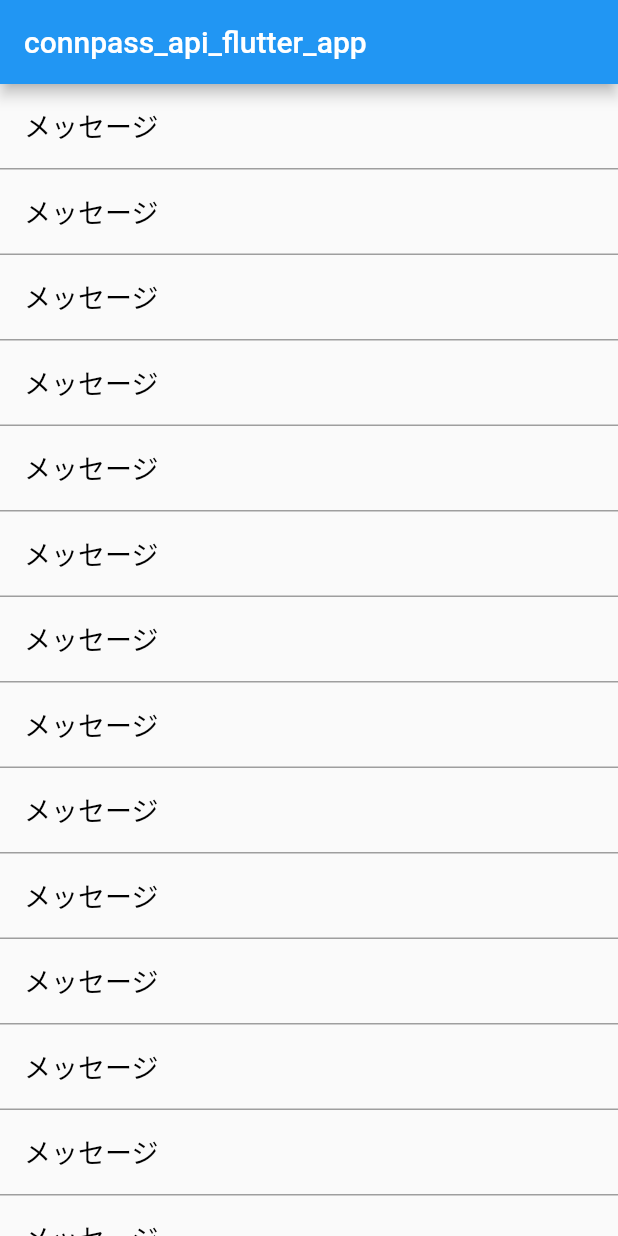
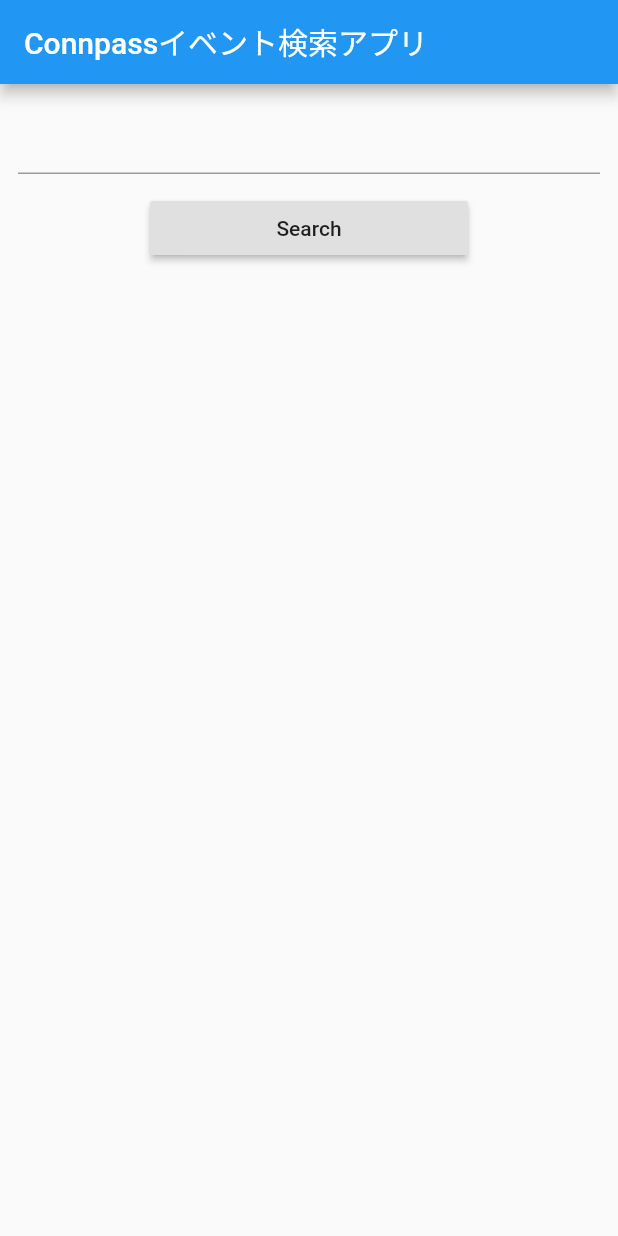
Before and after one commit to selfstudymaster/connpass_api_flutter_app, a Flutter app: the screen it shows after launch, on a phone screen of 412 x 824 dp. Run offline on Flutter 3.47's test engine with Material 2 defaults, Android fonts, the phone set to English and light mode, and no system bars.

Commit message:
Edit 4 dart.files and 1 yaml file

```diff
--- a/connpass_api_flutter_app/lib/main.dart
+++ b/connpass_api_flutter_app/lib/main.dart
@@ -1,227 +1,173 @@
+import 'dart:convert';
+
+import 'package:connpass_api_flutter_app/detail.dart';
+import 'package:connpass_api_flutter_app/model/connpass_model.dart';
+import 'package:connpass_api_flutter_app/model/event_model.dart';
 import 'package:flutter/material.dart';
+import 'package:http/http.dart' as http;
 
 void main() {
   runApp(MyApp());
 }
-// 事前に出力するデータが揃ってる場合その1
-/*
+
 class MyApp extends StatelessWidget {
+  // This widget is the root of your application.
   @override
   Widget build(BuildContext context) {
-    // 出力するデータを記述
-    const data = [
-      Text("item0"),Text("item1"),Text("item2"),Text("item3"),Text("item4"),
-    ];
-    // 上記データを出力
     return MaterialApp(
-      home: Scaffold(
-        body: ListView(
-            // dataを呼び出すchildrenは必須
-            children: data
+      title: 'Connpass API App',
+      theme: ThemeData(
+        primarySwatch: Colors.blue,
+        visualDensity: VisualDensity.adaptivePlatformDensity,
+      ),
+      home: MyHomePage(title: 'Connpassイベント検索アプリ'),
+    );
+  }
+}
+
+// ここから先はもう別ファイルにして、main.dartを極力小さくする。
+// main.dartは基本的には初期化のことだけ記述する。
+class MyHomePage extends StatefulWidget {
+  MyHomePage({Key key, this.title}) : super(key: key);
+
+  final String title;
+
+  @override
+  _MyHomePageState createState() => _MyHomePageState();
+}
+
+class _MyHomePageState extends State<MyHomePage> {
+  var _controller = TextEditingController();
+  var _repository = new ConnpassRepository();
+
+  @override
+  Widget build(BuildContext context) {
+    return Scaffold(
+      appBar: AppBar(
+        title: Text(widget.title),
+      ),
+      body: Center(
+        child: ListView(
+          children: <Widget>[
+            _searchInput(),
+            _searchCount(),
+            _searchResult(),
+          ],
+        ),
+      ),
+    );
+  }
+
+  // ListViewで返すよりも、明示的に書いたほうがいい
+  Widget _searchInput() {
+    return ListView(
+      shrinkWrap: true,
+      physics: NeverScrollableScrollPhysics(),
+      children: <Widget>[
+        Container(
+          // ふたつくらいならContainerよりColumnくらいでいい
+          child: Padding(
+            padding: EdgeInsets.all(12.0),
+            child: TextField(
+              decoration: InputDecoration(),
+              controller: _controller,
+            ),
+          ),
+        ),
+        Container(
+          // Dart公式的には .0が0だったら書かない
+          padding: EdgeInsets.fromLTRB(100.0, 0.0, 100.0, 0.0),
+          child: RaisedButton(
+            child: const Text('Search'),
+            onPressed: _search,
+          ),
+        ),
+      ],
+    );
+  }
+
+  void _search() {
+    _getRepository(_controller.text).then((repository) {
+      setState(() {
+        _repository = repository;
+      });
+    });
+  }
+
+  // Future{}は検索結果を取得するコード
+  // MVCのCに当たるでの, このファイル自体はVに当たるため別ファイルに分けてReposityディレクトリに入れる
+  // ConnpassRepositoryをModelにかえる
+  Future<ConnpassRepository> _getRepository(String searchWord) async {
+    final response = await http.get(
+        'https://connpass.com/api/v1/event/?count=100&order=1&keyword=' +
+            searchWord);
+    if (response.statusCode == 200) {
+      final parsed = json.decode(response.body).cast<String, dynamic>();
+      ConnpassRepository repository = ConnpassRepository.fromJson(parsed);
+      return repository;
+    } else {
+      throw Exception('Fail to search repository');
+    }
+  }
+
+  Widget _searchCount() {
+    if (_repository.resultsReturned == null) {
+      return Container();
+    } else if (_repository.resultsReturned < 100) {
+      return Padding(
+          padding: EdgeInsets.all(12.0),
+          child:
+              // + で連結するよりも、
+              // `検索結果は${_repository.resultsReturned.toString()}件です。`
+              Text('検索結果は' + _repository.resultsReturned.toString() + '件です。'));
+    } else {
+      return Padding(
+        padding: EdgeInsets.all(12.0),
+        // 2行にわけた理由は「見た目に合わせる意図」だが1行にしていい。
+        child: Text('件数が多すぎるため全件を表示できません。\n'
+            '上限である100件を表示しています。'),
+      );
+    }
+  }
+
+  Widget _searchResult() {
+    return ListView.builder(
+      shrinkWrap: true,
+      physics: NeverScrollableScrollPhysics(),
+      itemBuilder: (BuildContext context, int index) {
+        if (_repository.events != null) {
+          final EventRepository event = _repository.events[index];
+          return _resultCard(event);
+        } else {
+          return null;
+        }
+      },
+      itemCount: _repository.resultsReturned,
+    );
+  }
+
+  Widget _resultCard(EventRepository eventRepository) {
+    return Card(
+      // CardでInkwell使うとタップしたときに波紋が出てユーザーがわかりやすい
+      child: InkWell(
+        onTap: () {
+          // pushNameでスラッシュフォームド等の名前にしてすぐHomeに戻せるようにする
+          Navigator.push(
+              context,
+              MaterialPageRoute(
+                builder: (context) => Detail(event: eventRepository),
+              ));
+        },
+        child: Column(
+          crossAxisAlignment: CrossAxisAlignment.start,
+          children: <Widget>[
+            Padding(
+              padding: EdgeInsets.all(12.0),
+              child: Text(eventRepository.title),
+            )
+          ],
         ),
       ),
     );
   }
 }
-*/
-
-// 事前に出力するデータが揃ってる場合その2
-/*
-class MyApp extends StatelessWidget {
-  @override
-  Widget build(BuildContext context) {
-    return MaterialApp(
-      home: Scaffold(
-        appBar: AppBar(
-          title: Text('ListView'),
-        ),
-        body: ListView(
-            // 事前にWidgetの一覧を作成しておくchildren必須
-            children: [
-              _menuItem("メニュー1", Icon(Icons.settings)),
-              _menuItem("メニュー2", Icon(Icons.map)),
-              _menuItem("メニュー3", Icon(Icons.room)),
-              _menuItem("メニュー4", Icon(Icons.local_shipping)),
-              _menuItem("メニュー5", Icon(Icons.airplanemode_active)),
-            ]
-        ),
-      ),
-    );
-  }
-  Widget _menuItem(String title, Icon icon) {
-    return Container(
-      decoration: new BoxDecoration(
-          border: new Border(bottom: BorderSide(width: 1.0, color: Colors.grey))
-      ),
-      child:ListTile(
-        leading: icon,
-        title: Text(
-          title,
-          style: TextStyle(
-              color:Colors.black,
-              fontSize: 18.0
-          ),
-        ),
-        onTap: () {
-          print("onTap called.");
-        }, // タップ
-        onLongPress: () {
-          print("onLongPress called.");
-        }, // 長押し
-      ),
-    );
-  }
-}
-*/
-
-// 表示する要素が事前にわからない場合 ListView.builder
-
-class MyApp extends StatelessWidget {
-  @override
-  Widget build(BuildContext context) {
-    var list = [
-      "メッセージ",
-      "メッセージ",
-      "メッセージ",
-      "メッセージ",
-      "メッセージ",
-    ];
-    return MaterialApp(
-        home: Scaffold(
-            appBar: AppBar(
-              title: Text('connpass_api_flutter_app'),
-            ),
-            body: ListView.builder(
-              itemBuilder: (BuildContext context, int index) {
-                if (index >= list.length) {
-                  list.addAll([
-                    "メッセージ",
-                    "メッセージ",
-                    "メッセージ",
-                    "メッセージ",
-                  ]);
-                }
-                return _messageItem(list[index]);
-              },
-            )));
-  }
-
-  Widget _messageItem(String title) {
-    return Container(
-      decoration: new BoxDecoration(
-          border:
-              new Border(bottom: BorderSide(width: 1.0, color: Colors.grey))),
-      child: ListTile(
-        title: Text(
-          title,
-          style: TextStyle(color: Colors.black, fontSize: 18.0),
-        ),
-        onTap: () {
-          print("onTap called.");
-        }, // タップ
-        onLongPress: () {
-          print("onLongTap called.");
-        }, // 長押し
-      ),
-    );
-  }
-}
-
-// ListView.separated
-// 表示する要素が事前にわかっており、一行ごとに何か要素を差し込みたい場合に利用
-/*
-class MyApp extends StatelessWidget {
-  @override
-  Widget build(BuildContext context) {
-    var list = ["メッセージ", "メッセージ", "メッセージ", "メッセージ", "メッセージ","メッセージ","メッセージ","メッセージ",];
-    return MaterialApp(
-        home: Scaffold(
-            appBar: AppBar(
-              title: Text('ListView'),
-            ),
-            body: ListView.separated(
-              itemBuilder: (BuildContext context, int index) {
-                return _messageItem(list[index]);
-              },
-              separatorBuilder: (BuildContext context, int index) {
-                return separatorItem();
-              },
-              itemCount: list.length,
-            )
-        )
-    );
-  }
-  Widget separatorItem() {
-    return Container(
-      height: 10,
-      color: Colors.orange,
-    );
-  }
-  Widget _messageItem(String title) {
-    return Container(
-      decoration: new BoxDecoration(
-          border: new Border(bottom: BorderSide(width: 1.0, color: Colors.grey))
-      ),
-      child:ListTile(
-        title: Text(
-          title,
-          style: TextStyle(
-              color:Colors.black,
-              fontSize: 18.0
-          ),
-        ),
-        onTap: () {
-          print("onTap called.");
-        }, // タップ
-        onLongPress: () {
-          print("onLongTap called.");
-        }, // 長押し
-      ),
-    );
-  }
-}
-*/
-
-/*
-// ScrollDirection
-// スクロールの方向を変える
-class MyApp extends StatelessWidget {
-  @override
-  Widget build(BuildContext context) {
-    var list = ["0","1","2","3","4","5","6","7","8","9"];
-    return MaterialApp(
-        home: Scaffold(
-            appBar: AppBar(
-              title: Text('ListView'),
-            ),
-            body: ListView.builder(
-              scrollDirection: Axis.horizontal,
-              itemBuilder: (BuildContext context, int index) {
-                if (index >= list.length) {
-                  list.addAll(["0","1","2","3","4","5","6","7","8","9",]);
-                }
-                return _messageItem(list[index]);
-              },
-            )
-        )
-    );
-  }
-  Widget _messageItem(String title) {
-    return Container(
-        width: 100,
-        decoration: new BoxDecoration(
-            border: new Border(right: BorderSide(width: 1.0, color: Colors.grey))
-        ),
-        child:Center(
-          child:Text(
-            title,
-            style: TextStyle(
-                color:Colors.black,
-                fontSize: 20.0
-            ),
-          ),
-        )
-    );
-  }
-}
-*/
--- a/connpass_api_flutter_app/lib/model/connpass_model.dart
+++ b/connpass_api_flutter_app/lib/model/connpass_model.dart
@@ -0,0 +1,27 @@
+// connpass_model.dartにしてMODELディレクトリに入れる
+import 'package:connpass_api_flutter_app/model/event_model.dart';
+
+class ConnpassRepository {
+  final int resultsReturned;
+  final int resultsAvailable;
+  final int resultsStart;
+  final List<EventRepository> events;
+
+  ConnpassRepository(
+      {this.resultsReturned,
+      this.resultsAvailable,
+      this.resultsStart,
+      this.events});
+
+  factory ConnpassRepository.fromJson(Map<String, dynamic> json) {
+    return ConnpassRepository(
+        resultsReturned: json['results_returned'],
+        resultsAvailable: json['results_available'],
+        resultsStart: json['results_start'],
+        events: json['events'] != null
+            ? json['events']
+                .map<EventRepository>((e) => EventRepository.fromJson(e))
+                .toList()
+            : null);
+  }
+}
--- a/connpass_api_flutter_app/lib/model/event_model.dart
+++ b/connpass_api_flutter_app/lib/model/event_model.dart
@@ -0,0 +1,62 @@
+// event_model.dartにしてMODELディレクトリに入れる
+class EventRepository {
+  final int eventId;
+  final String title;
+  final String catchMessage;
+  final String description;
+  final String eventUrl;
+  final String hashTag;
+  final String startedAt;
+  final String endedAt;
+  final int limit;
+  final String eventType;
+  final String address;
+  final String place;
+
+  EventRepository({
+    this.eventId,
+    this.title,
+    this.catchMessage,
+    this.description,
+    this.eventUrl,
+    this.hashTag,
+    this.startedAt,
+    this.endedAt,
+    this.limit,
+    this.eventType,
+    this.address,
+    this.place,
+  });
+
+  factory EventRepository.fromJson(Map<String, dynamic> json) {
+    return EventRepository(
+      eventId: json['event_id'],
+      title: json['title'],
+      catchMessage: json['catch'],
+      description: json['description'],
+      eventUrl: json['event_url'],
+      hashTag: json['hash_tag'],
+      startedAt: json['started_at'],
+      endedAt: json['ended_at'],
+      limit: json['limit'],
+      eventType: json['event_type'],
+      address: json['address'],
+      place: json['place'],
+    );
+  }
+
+  Map<String, dynamic> toJson() => {
+        'event_id': eventId,
+        'title': title,
+        'catch': catchMessage,
+        'description': description,
+        'event_url': eventUrl,
+        'hash_tag': hashTag,
+        'started_at': startedAt,
+        'ended_at': endedAt,
+        'limit': limit,
+        'event_type': eventType,
+        'address': address,
+        'place': place,
+      };
+}
--- a/connpass_api_flutter_app/pubspec.yaml
+++ b/connpass_api_flutter_app/pubspec.yaml
@@ -23,7 +23,11 @@ environment:
 dependencies:
   flutter:
     sdk: flutter
-
+  http: ^0.12.2
+  url_launcher: ^5.7.6
+  flutter_localizations:
+    sdk: flutter
+  intl: ^0.16.1
 
   # The following adds the Cupertino Icons font to your application.
   # Use with the CupertinoIcons class for iOS style icons.
```
Also changed, not shown: connpass_api_flutter_app/lib/detail.dart (+168 -0 lines), connpass_api_flutter_app/pubspec.lock, 6 other files.
